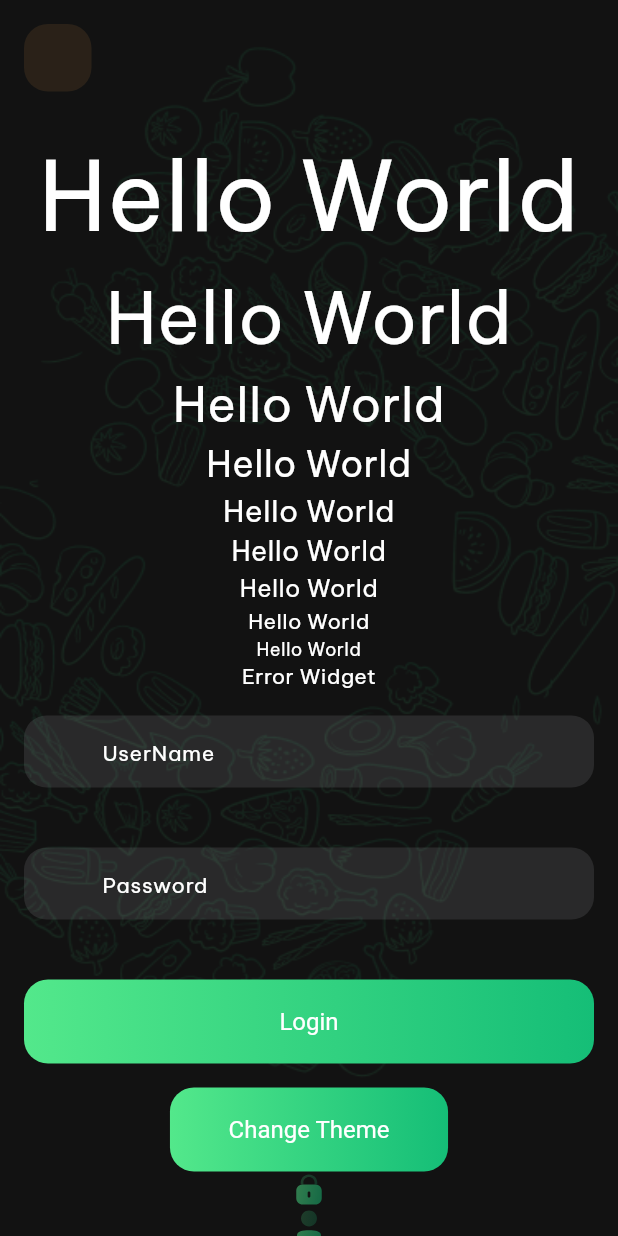
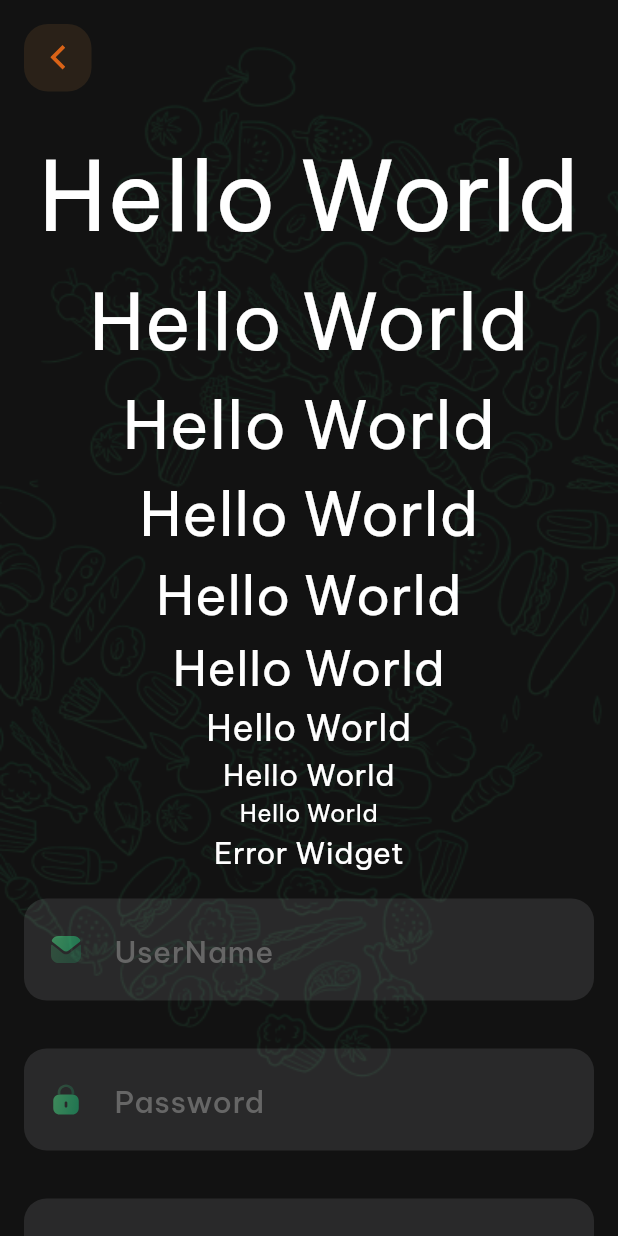
Before and after one commit to quocbao238/NinjaFood_Theme, a Flutter app: the screen it shows after launch, on a phone screen of 412 x 824 dp. Run offline on Flutter 3.47's test engine with Material 2 defaults, Android fonts, the phone set to English and light mode, and no system bars; our stand-ins replace equatable, flutter_spinkit, flutter_svg, google_fonts.

Commit message:
Fix size text follow material
"

```diff
--- a/example/lib/main.dart
+++ b/example/lib/main.dart
@@ -17,7 +17,9 @@
   ThemeData themeData = ThemePrimary.darkTheme();
 
   void toggleTheme() {
-    themeData = themeData.brightness == Brightness.dark ? ThemePrimary.lightTheme() : ThemePrimary.darkTheme();
+    themeData = themeData.brightness == Brightness.dark
+        ? ThemePrimary.lightTheme()
+        : ThemePrimary.darkTheme();
 
     setState(() {});
   }
@@ -73,17 +75,20 @@
                   AppButtonBack(
                     onPressed: () {},
                   ),
-                  const AppPadding.medium(child: AppTextFormField.email(hintText: 'UserName')),
-                  const AppPadding.medium(child: AppTextFormField.password(hintText: 'Password')),
-                  AppPadding.medium(child: AppButton.max(title: 'Login', onPressed: () {})),
-                  AppButton.min(title: 'Change Theme', onPressed: () => toggleTheme()),
+                  const AppPadding.medium(
+                      child: AppTextFormField.email(hintText: 'UserName')),
+                  const AppPadding.medium(
+                      child: AppTextFormField.password(hintText: 'Password')),
+                  AppPadding.medium(
+                      child: AppButton.max(title: 'Login', onPressed: () {})),
+                  AppButton.min(
+                      title: 'Change Theme', onPressed: () => toggleTheme()),
                   const AppIcons.password(),
                   const AppIcons.userProfile(),
                   const AppIcons.facebook(),
                   const AppIcons.payOneer(),
                   const AppIcons.paypal(),
                   const AppPadding.medium(child: AppLoading(isLoading: true)),
-
                   AppIcons.viaSMS()
                 ],
               ),
@@ -92,9 +97,7 @@
         ),
         mobileView: AppScaffoldBackgroundImage.splash(
           isLoading: false,
-          onPressBackButton: (){
-            print("Back Button Pressed");
-          },
+          onPressBackButton: () {},
           body: SingleChildScrollView(
             child: Column(
               crossAxisAlignment: CrossAxisAlignment.center,
@@ -110,10 +113,17 @@
                 AppText.bodyMedium(text: text),
                 AppText.bodySmall(text: text),
                 const AppErrorWidget(),
-                const AppPadding.medium(child: AppTextFormField.email(hintText: 'UserName')),
-                const AppPadding.medium(child: AppTextFormField.password(hintText: 'Password')),
-                AppPadding.medium(child: AppButton.max(title: 'Login', onPressed: () {})),
-                AppButton.min(title: 'Change Theme', onPressed: () => toggleTheme()),
+                const AppPadding.medium(
+                    child: AppTextFormField.email(hintText: 'UserName')),
+                const AppPadding.medium(
+                    child: AppTextFormField.password(hintText: 'Password')),
+                const AppPadding.medium(
+                    child: AppTextFormField(hintText: 'PhoneNumber')),
+                AppPadding.medium(
+                    child: AppButton.max(title: 'Login', onPressed: () {})),
+                AppButton.min(
+                    title: 'Change Theme', onPressed: () => toggleTheme()),
+                const AppIcons.password(),
                 const AppIcons.password(),
                 const AppIcons.userProfile(),
                 const AppIcons.facebook(),
--- a/lib/src/app_widgets/app_scaffold_background.dart
+++ b/lib/src/app_widgets/app_scaffold_background.dart
@@ -26,16 +26,23 @@
             ratioHeight: 1,
             child: DecoratedBox(
                 decoration: BoxDecoration(
-                    image:
-                        DecorationImage(image: AssetImage(_backgroundUlr, package: 'ninja_theme'), fit: BoxFit.fill)),
+                    image: DecorationImage(
+                        image:
+                            AssetImage(_backgroundUlr, package: 'ninja_theme'),
+                        fit: BoxFit.fill)),
                 child: Stack(children: [
-                  SafeArea(
-                      child: Positioned.fill(
-                          child: Column(
-                              crossAxisAlignment: CrossAxisAlignment.start,
-                              mainAxisAlignment: MainAxisAlignment.start,
-                              children: [AppButtonBack(onPressed: onPressBackButton), Expanded(child: body)]))),
-                  Positioned.fill(child: Center(child: AppLoading(isLoading: isLoading))),
+                  Positioned.fill(
+                      child: SafeArea(
+                    child: Column(
+                        crossAxisAlignment: CrossAxisAlignment.start,
+                        mainAxisAlignment: MainAxisAlignment.start,
+                        children: [
+                          AppButtonBack(onPressed: onPressBackButton),
+                          Expanded(child: body)
+                        ]),
+                  )),
+                  Positioned.fill(
+                      child: Center(child: AppLoading(isLoading: isLoading))),
                 ]))));
   }
 }
--- a/lib/src/app_widgets/app_text_form_field.dart
+++ b/lib/src/app_widgets/app_text_form_field.dart
@@ -5,35 +5,39 @@
   final bool obscureText;
   final String hintText;
 
+  const AppTextFormField(
+      {super.key,
+      this.prefixIcon,
+      required this.hintText,
+      this.obscureText = false});
+
   const AppTextFormField.password({
     super.key,
-    this.prefixIcon,
     required this.hintText,
-  }) : obscureText = true;
+  })  : obscureText = true,
+        prefixIcon = const AppIcons.password();
 
   const AppTextFormField.email({
     super.key,
-    this.prefixIcon,
     required this.hintText,
-  }) : obscureText = false;
+  })  : obscureText = false,
+        prefixIcon = const AppIcons.email();
 
   const AppTextFormField.phone({
     super.key,
-    this.prefixIcon,
     required this.hintText,
-  }) : obscureText = false;
+  })  : obscureText = false,
+        prefixIcon = const AppIcons.email();
 
   @override
   Widget build(BuildContext context) {
-    return SizedBox(
-      height: kToolbarHeight,
-      child: TextFormField(
-        obscureText: obscureText,
-        decoration: InputDecoration(
-          isDense: true,
-          hintText: hintText,
-          prefixIcon: AppPadding.medium(child: prefixIcon),
-        ),
+    return TextFormField(
+      obscureText: obscureText,
+      decoration: InputDecoration(
+        hintStyle: Theme.of(context).textTheme.labelMedium,
+        hintText: hintText,
+        prefixIcon:
+            prefixIcon != null ? AppPadding.medium(child: prefixIcon) : null,
       ),
     );
   }
--- a/lib/src/helper/asset_helper.dart
+++ b/lib/src/helper/asset_helper.dart
@@ -11,8 +11,6 @@
   static const backgroundPattern = 'assets/images/background_pattern.png';
 }
 
-
-
 class AppIconsAssets {
   static const email = 'assets/icons/email_icon.svg';
   static const password = 'assets/icons/password_icon.svg';
@@ -23,9 +21,9 @@
   static const facebook = 'assets/icons/facebook_icon.svg';
   static const google = 'assets/icons/google_icon.svg';
 
-  static const paypal = 'assets/images/paypal_icon.svg';
-  static const visa = 'assets/images/visa_icon.svg';
-  static const payOneer = 'assets/images/payOneer_icon.svg';
+  static const paypal = 'assets/icons/paypal_icon.svg';
+  static const visa = 'assets/icons/visa_icon.svg';
+  static const payOneer = 'assets/icons/payoneer_icon.svg';
 
   static const gallery = 'assets/icons/gallery_icon.svg';
   static const camera = 'assets/icons/camera_icon.svg';
--- a/lib/src/theme/theme.dart
+++ b/lib/src/theme/theme.dart
@@ -7,12 +7,11 @@
 part 'theme_size.dart';
 part 'theme_text.dart';
 
-
 class ThemePrimary {
   static lightTheme() {
     return ThemeData(
-        textTheme: GoogleFonts.beVietnamProTextTheme(
-            ThemeText.appTextTheme(ThemeColors.textLightColor)),
+        textTheme: GoogleFonts.beVietnamProTextTheme(ThemeText.appTextTheme(
+            ThemeColors.textLightColor, ThemeColors.labelColor)),
         colorScheme: const ColorScheme.light().copyWith(
           primary: ThemeColors.primaryColor,
           background: ThemeColors.backgroundColor,
@@ -22,23 +21,25 @@
         // other
         inputDecorationTheme: InputDecorationTheme(
             border: OutlineInputBorder(
-                borderSide: const BorderSide(color: ThemeColors.borderColorLight),
+                borderSide:
+                    const BorderSide(color: ThemeColors.borderColorLight),
                 borderRadius: BorderRadius.circular(15)),
             enabledBorder: OutlineInputBorder(
-                borderSide: const BorderSide(color: ThemeColors.borderColorLight),
+                borderSide:
+                    const BorderSide(color: ThemeColors.borderColorLight),
                 borderRadius: BorderRadius.circular(15)),
             filled: true,
             fillColor: ThemeColors.backgroundTextFormLight,
             hintStyle: ThemeText.bodyMedium
                 .copyWith(color: ThemeColors.hintColorLight)),
         elevatedButtonTheme:
-        ElevatedButtonThemeData(style: elevatedButtonStyle()!));
+            ElevatedButtonThemeData(style: elevatedButtonStyle()!));
   }
 
   static darkTheme() {
     return ThemeData(
-        textTheme: GoogleFonts.beVietnamProTextTheme(
-            ThemeText.appTextTheme(ThemeColors.textDarkColor)),
+        textTheme: GoogleFonts.beVietnamProTextTheme(ThemeText.appTextTheme(
+            ThemeColors.textDarkColor, ThemeColors.lableDarkColor)),
         brightness: Brightness.dark,
         colorScheme: const ColorScheme.dark().copyWith(
             primary: ThemeColors.primaryColor,
@@ -47,17 +48,19 @@
         // other
         inputDecorationTheme: InputDecorationTheme(
             border: OutlineInputBorder(
-                borderSide: const BorderSide(color: ThemeColors.borderColorDark),
+                borderSide:
+                    const BorderSide(color: ThemeColors.borderColorDark),
                 borderRadius: BorderRadius.circular(15)),
             enabledBorder: OutlineInputBorder(
-                borderSide: const BorderSide(color: ThemeColors.borderColorDark),
+                borderSide:
+                    const BorderSide(color: ThemeColors.borderColorDark),
                 borderRadius: BorderRadius.circular(15)),
             filled: true,
             fillColor: ThemeColors.backgroundTextFormDark(),
             hintStyle: ThemeText.bodyMedium
                 .copyWith(color: ThemeColors.hintColorDark)),
         elevatedButtonTheme:
-        ElevatedButtonThemeData(style: elevatedButtonStyle()));
+            ElevatedButtonThemeData(style: elevatedButtonStyle()));
   }
 
   static elevatedButtonStyle() => ElevatedButton.styleFrom(
@@ -65,7 +68,7 @@
       shadowColor: Colors.transparent,
       shape: RoundedRectangleBorder(borderRadius: BorderRadius.circular(16.0)),
       foregroundColor:
-      ThemeColors.textDarkColor, // change background color of button
+          ThemeColors.textDarkColor, // change background color of button
       textStyle:
-      ThemeText.bodyLarge.copyWith(color: ThemeColors.textDarkColor));
+          ThemeText.bodyMedium.copyWith(color: ThemeColors.textDarkColor));
 }
--- a/lib/src/theme/theme_colors.dart
+++ b/lib/src/theme/theme_colors.dart
@@ -9,7 +9,8 @@
   static const textLightColor = Color(0xFF09051C);
   static const textDarkColor = Color(0xFFFFFFFF);
 
-  static const textSubColor = Color(0xFF3B3B3B);
+  static const labelColor = Color(0xFF3B3B3B);
+  static const lableDarkColor = Color(0xFF666666);
 
   static const hintColorLight = Color(0xFF3B3B3B);
   static const hintColorDark = Color(0xFFFFFFFF);
--- a/lib/src/theme/theme_size.dart
+++ b/lib/src/theme/theme_size.dart
@@ -10,15 +10,14 @@
   static const paddingMedium = 16.0;
 }
 
-
-class ThemeFontSize{
+class ThemeFontSize {
   static const displayLarge = 64.0;
-  static const displayMedium = 48.0;
-  static const displaySmall = 32.0;
-  static const headlineLarge = 24.0;
-  static const headlineMedium = 20.0;
-  static const headlineSmall = 18.0;
-  static const bodyLarge = 16.0;
-  static const bodyMedium = 14.0;
-  static const bodySmall = 12.0;
+  static const displayMedium = 52.0;
+  static const displaySmall = 44.0;
+  static const headlineLarge = 40.0;
+  static const headlineMedium = 36.0;
+  static const headlineSmall = 32.0;
+  static const bodyLarge = 24.0;
+  static const bodyMedium = 20.0;
+  static const bodySmall = 16.0;
 }
--- a/lib/src/theme/theme_text.dart
+++ b/lib/src/theme/theme_text.dart
@@ -1,27 +1,39 @@
 part of theme;
 
 class ThemeText {
-  static const TextStyle displayLarge = TextStyle(fontSize: ThemeFontSize.displayLarge);
-  static const TextStyle displayMedium = TextStyle(fontSize: ThemeFontSize.displayMedium);
-  static const TextStyle displaySmall = TextStyle(fontSize: ThemeFontSize.displaySmall);
-  static const TextStyle headlineLarge = TextStyle(fontSize: ThemeFontSize.headlineLarge);
-  static const TextStyle headlineMedium = TextStyle(fontSize: ThemeFontSize.headlineMedium);
-  static const TextStyle headlineSmall = TextStyle(fontSize: ThemeFontSize.headlineSmall);
-  static const TextStyle bodyLarge = TextStyle(fontSize: ThemeFontSize.bodyLarge);
-  static const TextStyle bodyMedium = TextStyle(fontSize: ThemeFontSize.bodyMedium);
-  static const TextStyle bodySmall = TextStyle(fontSize: ThemeFontSize.bodySmall);
+  static const TextStyle displayLarge =
+      TextStyle(fontSize: ThemeFontSize.displayLarge);
+  static const TextStyle displayMedium =
+      TextStyle(fontSize: ThemeFontSize.displayMedium);
+  static const TextStyle displaySmall =
+      TextStyle(fontSize: ThemeFontSize.displaySmall);
+  static const TextStyle headlineLarge =
+      TextStyle(fontSize: ThemeFontSize.headlineLarge);
+  static const TextStyle headlineMedium =
+      TextStyle(fontSize: ThemeFontSize.headlineMedium);
+  static const TextStyle headlineSmall =
+      TextStyle(fontSize: ThemeFontSize.headlineSmall);
+  static const TextStyle bodyLarge =
+      TextStyle(fontSize: ThemeFontSize.bodyLarge);
+  static const TextStyle bodyMedium =
+      TextStyle(fontSize: ThemeFontSize.bodyMedium);
+  static const TextStyle bodySmall =
+      TextStyle(fontSize: ThemeFontSize.bodySmall);
 
-  static TextTheme appTextTheme(Color textColor) {
+  static TextTheme appTextTheme(Color textColor, Color labelColor) {
     return TextTheme(
       displayLarge: displayLarge.copyWith(color: textColor),
       displayMedium: displayMedium.copyWith(color: textColor),
-      displaySmall: displaySmall.copyWith(color:  textColor),
+      displaySmall: displaySmall.copyWith(color: textColor),
       headlineLarge: headlineLarge.copyWith(color: textColor),
       headlineMedium: headlineMedium.copyWith(color: textColor),
       headlineSmall: headlineSmall.copyWith(color: textColor),
       bodyLarge: bodyLarge.copyWith(color: textColor),
       bodyMedium: bodyMedium.copyWith(color: textColor),
       bodySmall: bodySmall.copyWith(color: textColor),
+      labelLarge: bodyLarge.copyWith(color: labelColor),
+      labelMedium: bodyMedium.copyWith(color: labelColor),
+      labelSmall: bodySmall.copyWith(color: labelColor),
     );
   }
 }
```
